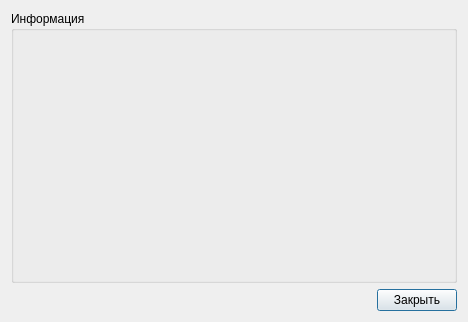
Before: the Qt Designer form VTeatre/about.ui in sashaserg/Cursovaya, drawn with Qt 5.
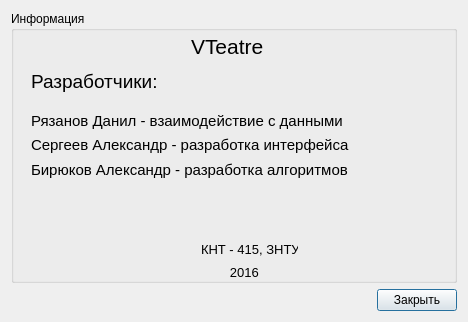
After: the same form once the commit is applied.

Commit message: добавил информацию в about

The edit to the form file:
```diff
--- a/VTeatre/about.ui
+++ b/VTeatre/about.ui
@@ -27,6 +27,126 @@
        <property name="title">
         <string>Информация</string>
        </property>
+       <widget class="QLabel" name="label">
+        <property name="geometry">
+         <rect>
+          <x>180</x>
+          <y>20</y>
+          <width>81</width>
+          <height>31</height>
+         </rect>
+        </property>
+        <property name="font">
+         <font>
+          <pointsize>16</pointsize>
+         </font>
+        </property>
+        <property name="text">
+         <string>VTeatre</string>
+        </property>
+       </widget>
+       <widget class="QLabel" name="label_2">
+        <property name="geometry">
+         <rect>
+          <x>20</x>
+          <y>60</y>
+          <width>151</width>
+          <height>21</height>
+         </rect>
+        </property>
+        <property name="font">
+         <font>
+          <pointsize>14</pointsize>
+         </font>
+        </property>
+        <property name="text">
+         <string>Разработчики:</string>
+        </property>
+       </widget>
+       <widget class="QWidget" name="">
+        <property name="geometry">
+         <rect>
+          <x>20</x>
+          <y>100</y>
+          <width>320</width>
+          <height>68</height>
+         </rect>
+        </property>
+        <layout class="QGridLayout" name="gridLayout_2">
+         <item row="0" column="0">
+          <widget class="QLabel" name="label_3">
+           <property name="font">
+            <font>
+             <pointsize>11</pointsize>
+            </font>
+           </property>
+           <property name="text">
+            <string>Рязанов Данил - взаимодействие с данными</string>
+           </property>
+          </widget>
+         </item>
+         <item row="1" column="0">
+          <widget class="QLabel" name="label_4">
+           <property name="font">
+            <font>
+             <pointsize>11</pointsize>
+            </font>
+           </property>
+           <property name="text">
+            <string>Сергеев Александр - разработка интерфейса</string>
+           </property>
+          </widget>
+         </item>
+         <item row="2" column="0">
+          <widget class="QLabel" name="label_5">
+           <property name="font">
+            <font>
+             <pointsize>11</pointsize>
+            </font>
+           </property>
+           <property name="text">
+            <string>Бирюков Александр - разработка алгоритмов </string>
+           </property>
+          </widget>
+         </item>
+        </layout>
+       </widget>
+       <widget class="QWidget" name="">
+        <property name="geometry">
+         <rect>
+          <x>190</x>
+          <y>230</y>
+          <width>97</width>
+          <height>40</height>
+         </rect>
+        </property>
+        <layout class="QVBoxLayout" name="verticalLayout_2">
+         <item>
+          <widget class="QLabel" name="label_6">
+           <property name="font">
+            <font>
+             <pointsize>10</pointsize>
+            </font>
+           </property>
+           <property name="text">
+            <string>КНТ - 415, ЗНТУ</string>
+           </property>
+          </widget>
+         </item>
+         <item>
+          <widget class="QLabel" name="label_7">
+           <property name="font">
+            <font>
+             <pointsize>10</pointsize>
+            </font>
+           </property>
+           <property name="text">
+            <string>        2016</string>
+           </property>
+          </widget>
+         </item>
+        </layout>
+       </widget>
       </widget>
      </item>
      <item>
```
The commit also changes 13 other files.
